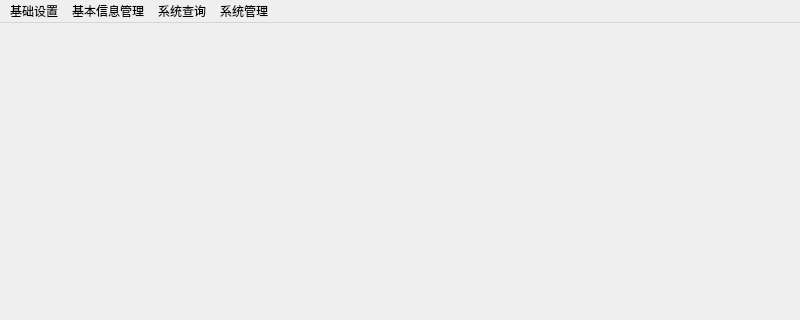
The window that dashboard.ui (huiliyi-lmf/StudentScoreManagement) describes before a commit, drawn with Qt 5; both pictures show x 0 to 800 and y 0 to 320 of the 800 by 580 pixel window.
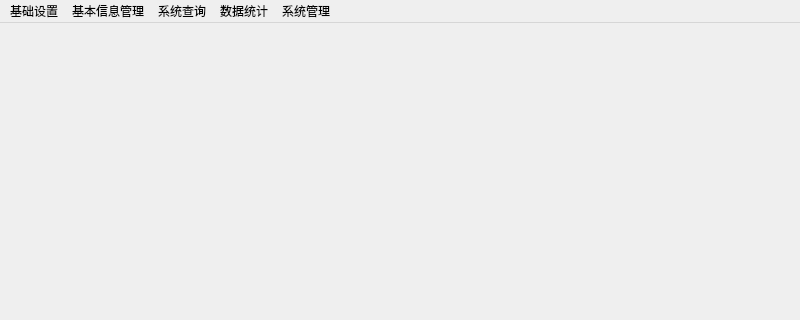
The same window after the commit. Icons and pictures are not drawn.

What changed in the file:
```diff
--- a/dashboard.ui
+++ b/dashboard.ui
@@ -82,9 +82,17 @@
     <addaction name="action_9"/>
     <addaction name="action_10"/>
    </widget>
+   <widget class="QMenu" name="menu_5">
+    <property name="title">
+     <string>数据统计</string>
+    </property>
+    <addaction name="action_11"/>
+    <addaction name="action_12"/>
+   </widget>
    <addaction name="menu"/>
    <addaction name="menu_2"/>
    <addaction name="menu_3"/>
+   <addaction name="menu_5"/>
    <addaction name="menu_4"/>
   </widget>
   <action name="action">
```
Left out of the diff: 10 changed lines with no effect on the pictures.
